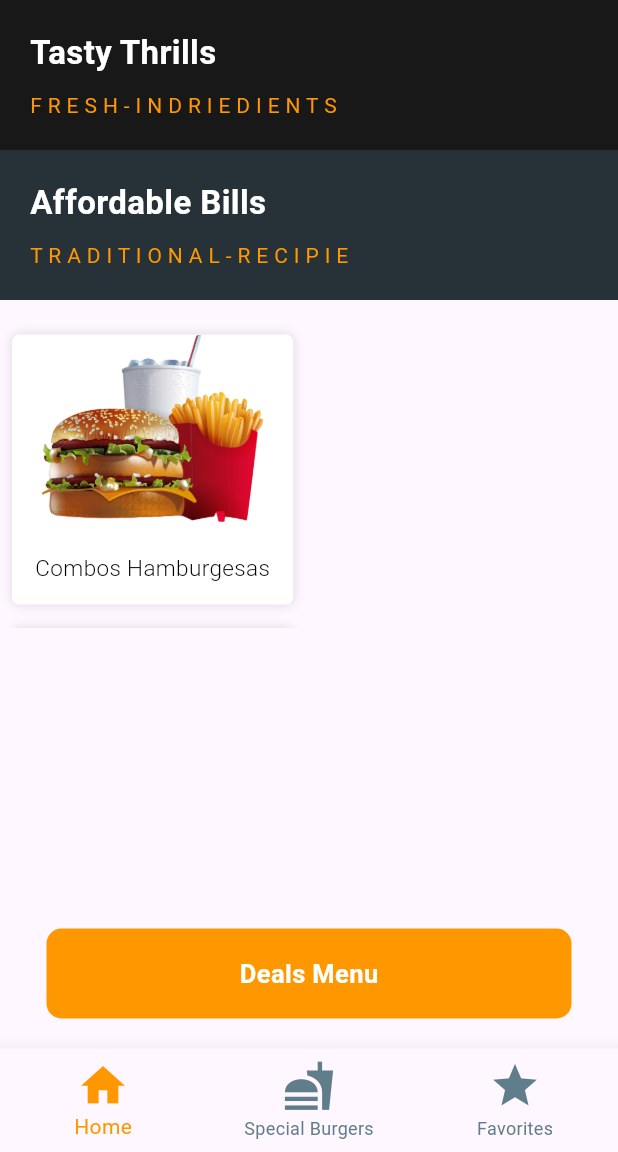
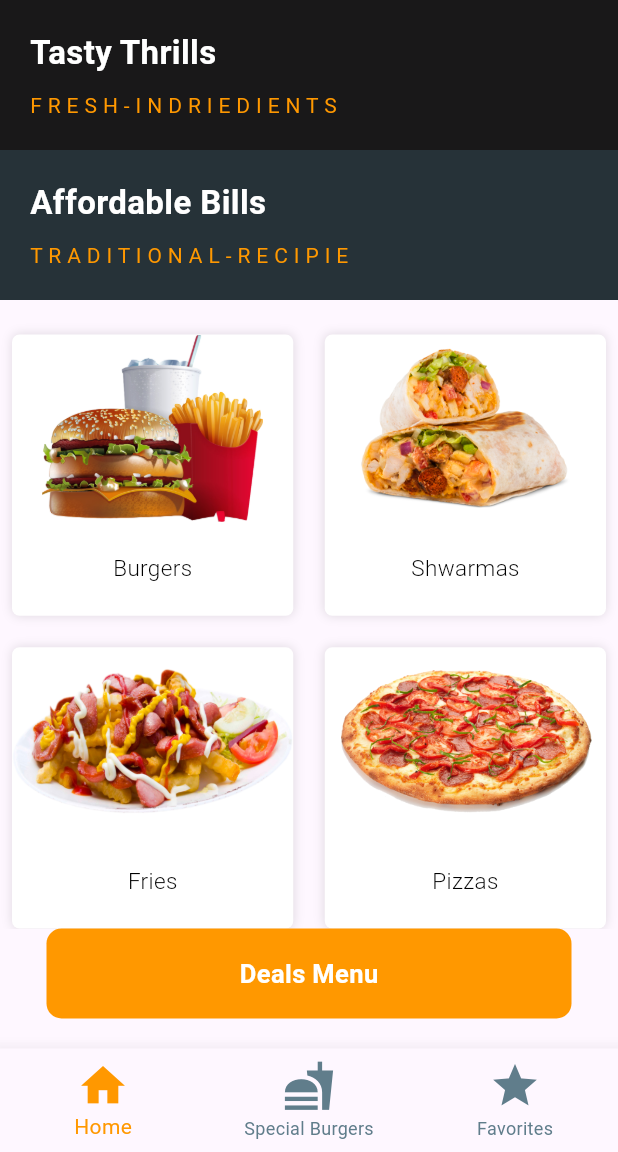
Before and after one commit to azix-khan/euro-wings, a Flutter app: the screen it shows after launch, on a phone screen of 412 x 824 dp, the part 84-1236 px from its top. Run offline on Flutter 3.47's test engine with Material 2 defaults, Android fonts, the phone set to English and light mode, and no system bars; our stand-ins replace google_fonts.

Commit message:
categories, selected foods, menu lists, etc

```diff
--- a/lib/Models/menu_model.dart
+++ b/lib/Models/menu_model.dart
@@ -1,11 +1,13 @@
 // menu_model.dart
 
 class Menu {
-  final String description;
+  final int id;
+  final String title;
   final String image;
 
   Menu({
-    required this.description,
+    required this.id,
+    required this.title,
     required this.image,
   });
 }
--- a/lib/views/custom_widgets/deals_item_widegt.dart
+++ b/lib/views/custom_widgets/deals_item_widegt.dart
@@ -3,13 +3,11 @@
 import 'package:euro_wings/Models/deals_model.dart';
 import 'package:euro_wings/views/screens/selected_deal_screen.dart';
 import 'package:flutter/material.dart';
-// import 'deal_model.dart'; // Import the Deal model
-// import 'selected_deal_screen.dart'; // Import the screen to navigate to when a deal is selected
 
 class DealItem extends StatelessWidget {
   final Deal deal;
 
-  DealItem({required this.deal});
+  const DealItem({super.key, required this.deal});
 
   @override
   Widget build(BuildContext context) {
--- a/lib/views/custom_widgets/menu_item_widget.dart
+++ b/lib/views/custom_widgets/menu_item_widget.dart
@@ -14,7 +14,9 @@ class MenuItems extends StatelessWidget {
         Navigator.push(
             context,
             MaterialPageRoute(
-                builder: (BuildContext context) => SelectedFoodScreen()));
+                builder: (BuildContext context) => SelectedFoodScreen(
+                      menu: menu,
+                    )));
       },
       child: Padding(
         padding: const EdgeInsets.all(8.0),
@@ -42,7 +44,7 @@ class MenuItems extends StatelessWidget {
               const SizedBox(height: 20),
               // DESCRIPTION :
               Text(
-                menu.description,
+                menu.title,
                 style: const TextStyle(
                     fontWeight: FontWeight.w300,
                     fontSize: 15,
--- a/lib/views/custom_widgets/menu_list.dart
+++ /dev/null
@@ -1,84 +0,0 @@
-import 'package:euro_wings/Models/menu_model.dart';
-import 'package:euro_wings/views/custom_widgets/menu_item_widget.dart';
-import 'package:flutter/material.dart';
-
-// class MenuList extends StatelessWidget {
-//   const MenuList({super.key});
-
-//   @override
-//   Widget build(BuildContext context) {
-//     return Container(
-//       padding: const EdgeInsets.only(top: 15),
-//       width: double.infinity,
-//       height: 620,
-//       child: GridView.count(
-//         physics: const BouncingScrollPhysics(),
-//         crossAxisCount: 2,
-//         crossAxisSpacing: 5.0,
-//         mainAxisSpacing: 5.0,
-//         children: const [
-//           MenuItems('Combos Hamburgesas', 'images/hamburger.png', menuModel: null,),
-//           MenuItems('Fajitas', 'images/fajita.png'),
-//           MenuItems('Salchipapas', 'images/salchipapa.png'),
-//           MenuItems('Pizzas', 'images/pizza.png'),
-//         ],
-//       ),
-//     );
-//   }
-// }
-
-class MenuList extends StatelessWidget {
-  final List<Menu> menu = [
-    Menu(
-      description: 'Combos Hamburgesas',
-      image: 'images/hamburger.png',
-    ),
-    Menu(
-      description: 'Fajitas',
-      image: 'images/fajita.png',
-    ),
-    Menu(
-      description: 'Salchipapas',
-      image: 'images/salchipapa.png',
-    ),
-    Menu(
-      description: 'Pizzas',
-      image: 'images/pizza.png',
-    ),
-    // Add more deals as needed
-  ];
-
-  @override
-  Widget build(BuildContext context) {
-    return Container(
-      padding: const EdgeInsets.only(top: 15),
-      width: double.infinity,
-      height: 620,
-      child: GridView.count(
-        physics: const BouncingScrollPhysics(),
-        crossAxisCount: 2,
-        crossAxisSpacing: 5.0,
-        mainAxisSpacing: 5.0,
-        children: [
-          ListView.builder(
-            itemCount: menu.length,
-            itemBuilder: (context, index) {
-              return MenuItems(menu: menu[index]);
-            },
-          ),
-        ],
-      ),
-    );
-    // return Scaffold(
-    //   appBar: AppBar(
-    //     title: Text('Deals Menu'),
-    //   ),
-    //   body: ListView.builder(
-    //     itemCount: menu.length,
-    //     itemBuilder: (context, index) {
-    //       return MenuItems(menu: menu[index]);
-    //     },
-    //   ),
-    // );
-  }
-}
--- a/lib/views/screens/home_screen.dart
+++ b/lib/views/screens/home_screen.dart
@@ -1,7 +1,7 @@
 import 'package:euro_wings/views/custom_widgets/customNavigation.dart';
 import 'package:euro_wings/views/custom_widgets/more_menu_button.dart';
 import 'package:euro_wings/constants/themes.dart';
-import 'package:euro_wings/views/custom_widgets/menu_list.dart';
+import 'package:euro_wings/views/screens/menu_list.dart';
 import 'package:euro_wings/views/custom_widgets/slogan.dart';
 import 'package:flutter/material.dart';
 
--- /dev/null
+++ b/lib/views/screens/menu_list.dart
@@ -0,0 +1,52 @@
+import 'package:euro_wings/Models/menu_model.dart';
+import 'package:euro_wings/views/custom_widgets/menu_item_widget.dart';
+import 'package:flutter/material.dart';
+
+class MenuList extends StatelessWidget {
+  final List<Menu> menu = [
+    Menu(
+      id: 1,
+      title: "Burgers",
+      image: 'images/hamburger.png',
+    ),
+    Menu(
+      id: 2,
+      title: "Shwarmas",
+      image: 'images/fajita.png',
+    ),
+    Menu(
+      id: 3,
+      title: "Fries",
+      image: 'images/salchipapa.png',
+    ),
+    Menu(
+      id: 4,
+      title: "Pizzas",
+      image: 'images/pizza.png',
+    ),
+    // Add more deals as needed
+  ];
+
+  MenuList({Key? key}) : super(key: key);
+
+  @override
+  Widget build(BuildContext context) {
+    return Container(
+      padding: const EdgeInsets.only(top: 15),
+      width: double.infinity,
+      height: 620,
+      child: GridView.builder(
+        physics: const BouncingScrollPhysics(),
+        gridDelegate: const SliverGridDelegateWithFixedCrossAxisCount(
+          crossAxisCount: 2,
+          crossAxisSpacing: 5.0,
+          mainAxisSpacing: 5.0,
+        ),
+        itemCount: menu.length,
+        itemBuilder: (context, index) {
+          return MenuItems(menu: menu[index]);
+        },
+      ),
+    );
+  }
+}
--- a/lib/views/screens/selected_deal_screen.dart
+++ b/lib/views/screens/selected_deal_screen.dart
@@ -2,18 +2,17 @@
 
 import 'package:euro_wings/Models/deals_model.dart';
 import 'package:flutter/material.dart';
-// import 'deal_model.dart'; // Import the Deal model
 
 class SelectedDealScreen extends StatelessWidget {
   final Deal deal;
 
-  SelectedDealScreen({required this.deal});
+  const SelectedDealScreen({super.key, required this.deal});
 
   @override
   Widget build(BuildContext context) {
     return Scaffold(
       appBar: AppBar(
-        title: Text('Selected Deal'),
+        title: const Text('Selected Deal'),
       ),
       body: Column(
         children: [
```
Also changed, not shown: lib/Models/categories_model.dart (added, +15 -0 lines), lib/views/screens/categories_item_widget.dart (added, +73 -0 lines), lib/views/screens/deals_menu.dart (+8 -2 lines), lib/views/screens/payFood.dart (+12 -12 lines), lib/views/screens/selectedFood.dart (+82 -105 lines).
